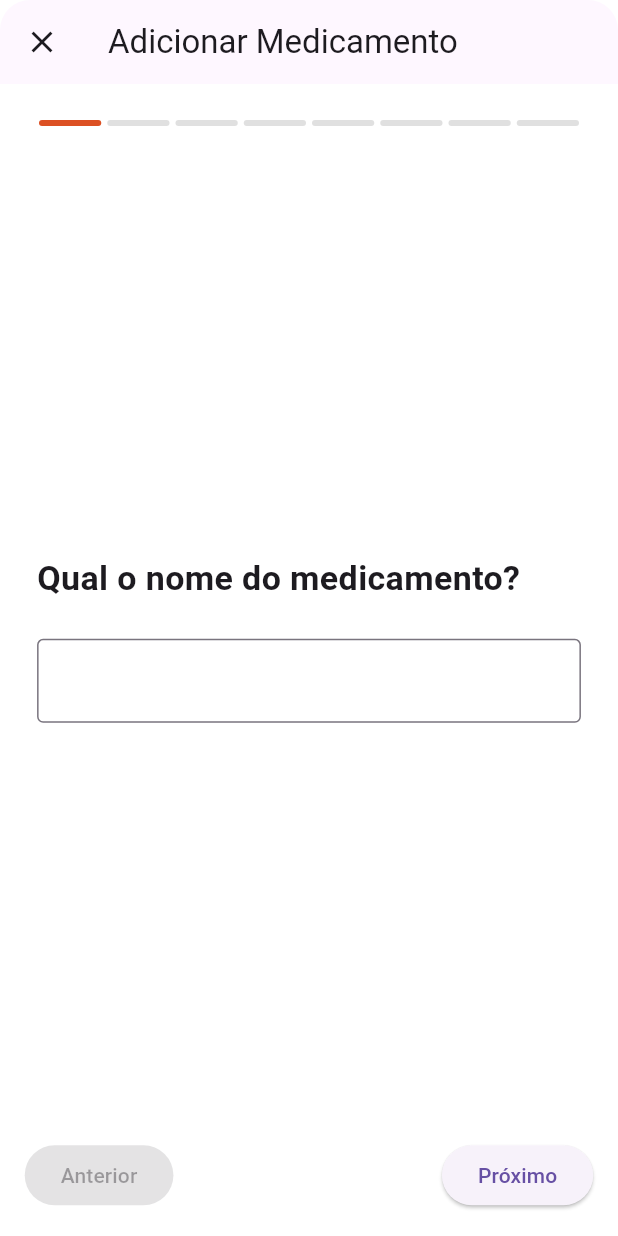
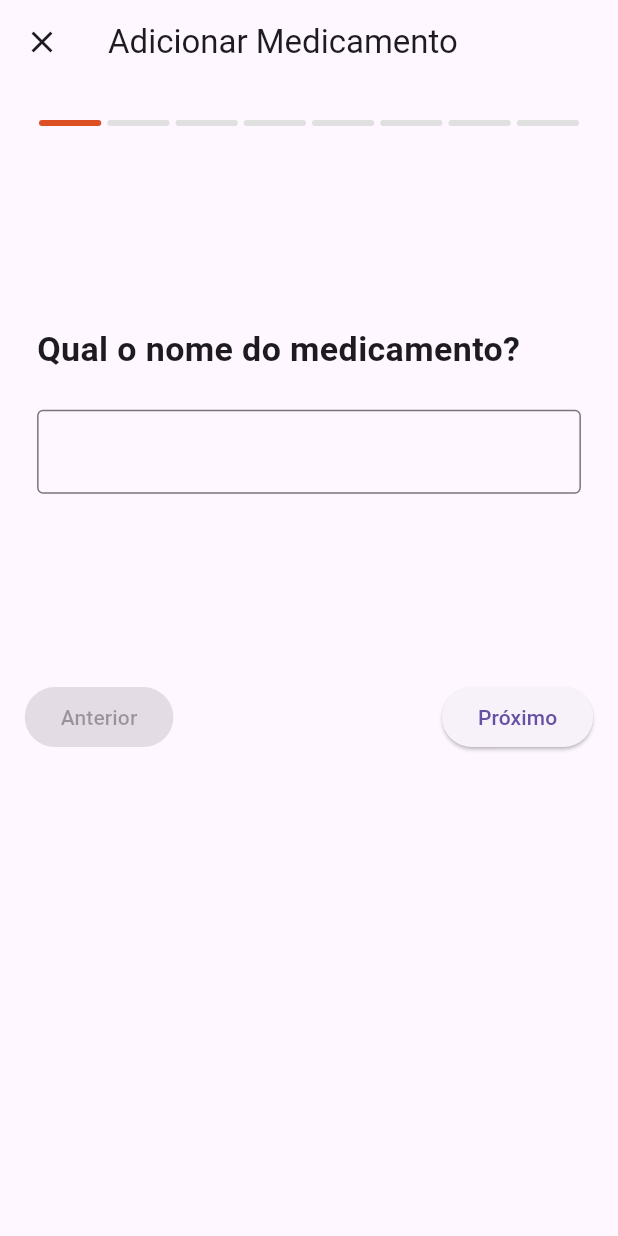
Before and after one commit to MBritoS19/CheckPills, a Flutter app: the AddMedicationScreen widget shown alone on an empty page, opened directly, on a phone screen of 412 x 824 dp. Run offline on Flutter 3.47's test engine with Material 3 defaults, Android fonts, the phone set to English and light mode, and no system bars.

Commit message:
Alterei visualmente a adição de medicamentos, agora o modal sobre junto com o teclaro para evitar o erro de sobrepossição

```diff
--- a/primeiro_flutter/lib/screens/add_medication_screen.dart
+++ b/primeiro_flutter/lib/screens/add_medication_screen.dart
@@ -15,7 +15,6 @@ class _AddMedicationScreenState extends State<AddMedicationScreen> {
   int _currentPage = 0;
 
   String? _selectedType;
-  // 1. Novo controlador para o campo de texto de "Outros".
   final _customTypeController = TextEditingController();
 
   final _nameController = TextEditingController();
@@ -39,7 +38,7 @@ class _AddMedicationScreenState extends State<AddMedicationScreen> {
   @override
   void dispose() {
     _pageController.dispose();
-    _customTypeController.dispose(); // Não se esqueça de fazer o dispose!
+    _customTypeController.dispose();
     _nameController.dispose();
     _doseController.dispose();
     _stockController.dispose();
@@ -170,7 +169,6 @@ class _AddMedicationScreenState extends State<AddMedicationScreen> {
           controller: _doseController,
           keyboardType: TextInputType.text,
           screenWidth: screenWidth),
-      // 3. Adicionamos a nova página de seleção na lista.
       _buildTypeSelectionPage(screenWidth: screenWidth),
       _buildFormPage(
           title: 'Quantas doses você tem em estoque?',
@@ -202,33 +200,45 @@ class _AddMedicationScreenState extends State<AddMedicationScreen> {
           isLastPage: true),
     ];
 
-    return SizedBox(
-      height: screenHeight * 0.7,
-      child: Scaffold(
-        backgroundColor: Colors.transparent,
-        appBar: AppBar(
+    // O conteúdo agora está dentro de um Padding que se ajusta ao teclado.
+    return Padding(
+      // `viewInsets` nos dá informações sobre o que está a obstruir a tela, como o teclado.
+      // Adicionamos um padding na parte de baixo igual à altura do teclado.
+      padding:
+          EdgeInsets.only(bottom: MediaQuery.of(context).viewInsets.bottom),
+      child: SingleChildScrollView(
+        // E envolvemos tudo com um SingleChildScrollView.
+        child: Column(
+          mainAxisSize:
+              MainAxisSize.min, // A coluna ocupa o mínimo de espaço necessário.
+          children: [
+            AppBar(
               shape: const RoundedRectangleBorder(
-              borderRadius: BorderRadius.vertical(top: Radius.circular(20.0))),
+                  borderRadius:
+                      BorderRadius.vertical(top: Radius.circular(20.0))),
               title: const Text('Adicionar Medicamento'),
               leading: IconButton(
                   icon: const Icon(Icons.close),
                   onPressed: () => Navigator.pop(context)),
               automaticallyImplyLeading: false,
             ),
-        body: Column(
-          children: [
             FormProgressBar(
                 totalPages: formPages.length,
                 currentPage: _currentPage,
                 activeColor: orangeColor,
                 completedColor: blueColor),
-            Expanded(
+
+            // Usamos um SizedBox para dar uma altura fixa à área do PageView.
+            // Sem isso, o PageView tentaria ser infinitamente alto.
+            SizedBox(
+              height: screenHeight * 0.4, // 40% da altura da tela
               child: PageView(
                 controller: _pageController,
                 physics: const NeverScrollableScrollPhysics(),
                 children: formPages,
               ),
             ),
+
             if (_currentPage == formPages.length - 1)
               Padding(
                 padding: EdgeInsets.symmetric(
@@ -241,19 +251,16 @@ class _AddMedicationScreenState extends State<AddMedicationScreen> {
                   onPressed: () {
                     final provider =
                         Provider.of<MedicationProvider>(context, listen: false);
-
-                    // Lógica para determinar o valor final do tipo.
                     String finalType;
                     if (_selectedType == 'Outros') {
                       finalType = _customTypeController.text;
                     } else {
                       finalType = _selectedType ?? 'Não definido';
                     }
-
                     final newMedication = Medication(
                       name: _nameController.text,
                       dose: _doseController.text,
-                      type: finalType, // Usamos o valor final aqui
+                      type: finalType,
                       stock: int.tryParse(_stockController.text) ?? 0,
                       firstDoseTime: _firstDoseTimeController.text,
                       doseIntervalInHours:
@@ -267,6 +274,7 @@ class _AddMedicationScreenState extends State<AddMedicationScreen> {
                   child: const Text('Salvar Medicamento'),
                 ),
               ),
+
             Padding(
               padding: EdgeInsets.all(screenWidth * 0.04),
               child: Row(
```
Lines whose indentation alone changed are shown as unchanged.
